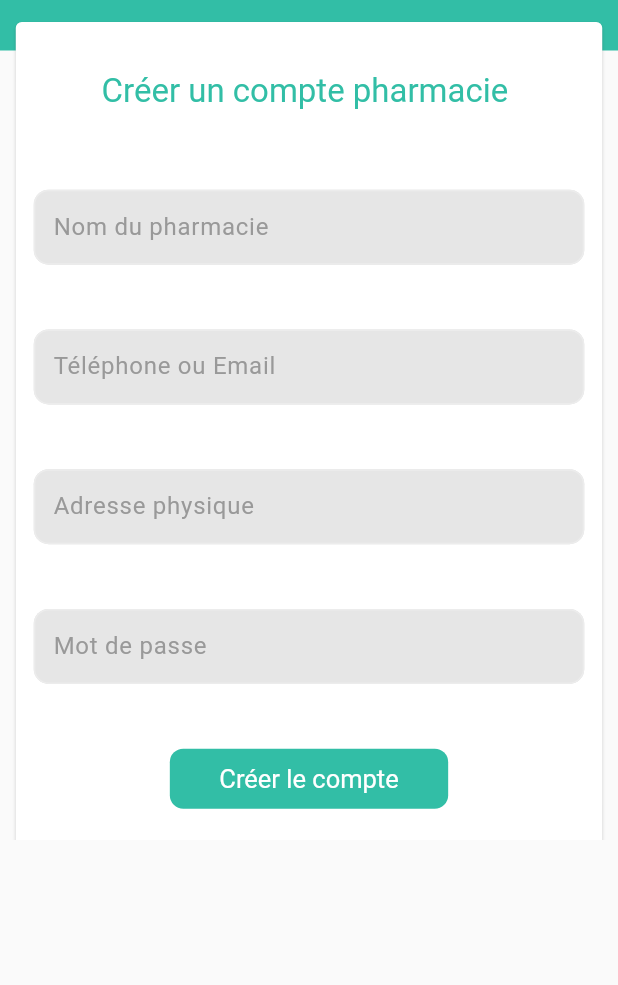
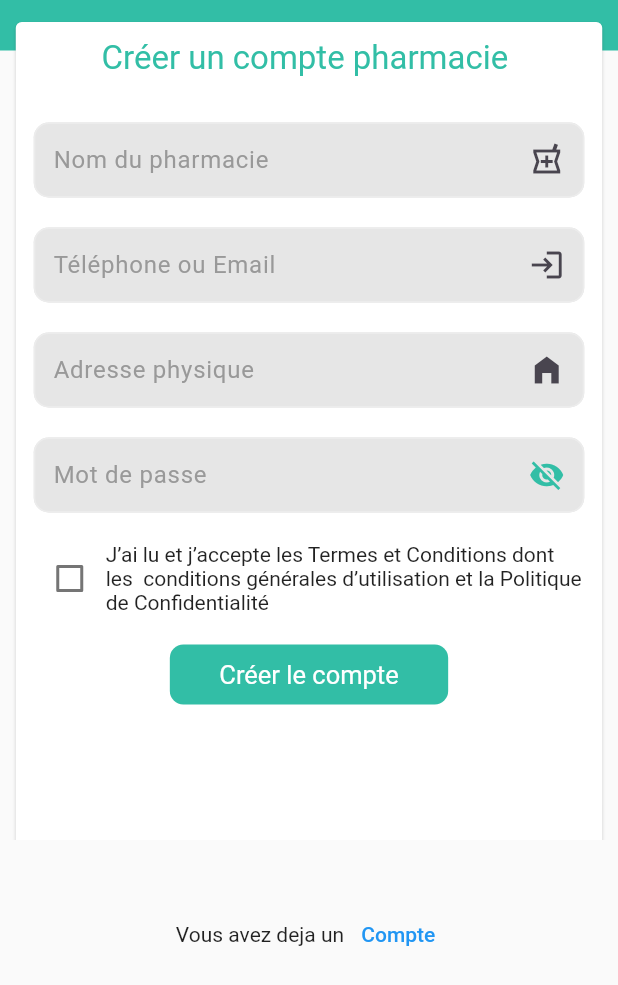
Before and after one commit to marien002/opharma, a Flutter app: the screen it shows after launch, on a phone screen of 412 x 824 dp, the part 251-1236 px from its top. Run offline on Flutter 3.47's test engine with Material 3 defaults, Android fonts, the phone set to English and light mode, and no system bars; our stand-ins replace flutter_map, flutter_riverpod, fluttertoast, geolocator, google_maps_flutter, latlong2 and 4 more; missing offline and left inert: colorful_circular_progress_indicator, dart:ffi, flutter_regex, flutter_ringtone_player; accounts and stored records are empty.

Commit message:
correction de champs et des messages, rajout de icon dans input

```diff
--- a/lib/view/componentGenerale/InputCostom.dart
+++ b/lib/view/componentGenerale/InputCostom.dart
@@ -11,6 +11,7 @@ class InputCostom {
   double elevation;
   var type;
   var estcache = false;
+  Widget icon;
   var exp=RegExp(r'^[A-Za-z]+$');
   var isvalid=true;
   String Name="";
@@ -30,8 +31,10 @@ class InputCostom {
     this.estcache = false,
     this.couleurBorder = Colors.white24,
     this.elevation = 0,
-    this.valeurInterne=""
-  });
+    Widget? icon,
+    this.valeurInterne="",
+
+  }) : this.icon = icon ?? const Icon(Icons.verified_outlined);
 
   ValueAf(){
 
@@ -79,6 +82,7 @@ class InputCostom {
                   },
 
                   decoration: InputDecoration(
+                    suffixIcon: this.icon,
                     fillColor: Colors.blue,
                     errorText: isvalid?null:"error",
 
--- a/lib/view/pharmacie/pageEnregistrement.dart
+++ b/lib/view/pharmacie/pageEnregistrement.dart
@@ -1,7 +1,9 @@
 import 'package:flutter/material.dart';
+import 'package:fluttertoast/fluttertoast.dart';
 import '../../controlers/controler_pharmacie.dart';
 import '../../controlers/controllerAuth.dart';
 import 'package:opharma/elper/navigation.dart';
+import '../auth/pageAuthentificationPharma.dart';
 import '../componentGenerale/ButtonCostom.dart';
 import '../componentGenerale/Combobox.dart';
 import '../componentGenerale/InputCostom.dart';
@@ -18,11 +20,14 @@ class pageEnregistrement extends StatefulWidget {
   static String longitude="";
   static String latitude="";
 
+
   @override
   State<pageEnregistrement> createState() => pageEnregistrementState();
 }
 class pageEnregistrementState extends State<pageEnregistrement> {
   Position? _currentPosition;
+  bool etat = false;
+  bool pswdVisible = false;
   @override
   Widget build(BuildContext context) {
     var h=MediaQuery.of(context).size;
@@ -37,21 +42,33 @@ class pageEnregistrementState extends State<pageEnregistrement> {
 
     InputCostom nomPharma=InputCostom(Name:"nomPharma",lar:longInp,long:largInp,
         value: "Nom du pharmacie",
-        couleur:colorInput
+        couleur:colorInput,
+        icon: Icon(Icons.local_pharmacy_outlined)
     );
     InputCostom adresse=InputCostom(Name:"Adresse_physique",lar:longInp,long:largInp,
         value: "Adresse physique",
-        couleur:colorInput
+        couleur:colorInput,
+      icon: Icon(Icons.home_filled)
+
     );
 
 
     InputCostom login=InputCostom(Name:"login",lar:longInp,long:largInp,
         value: "Téléphone ou Email",
-        couleur:colorInput
+        couleur:colorInput,
+        icon: Icon(Icons.login)
     );
     InputCostom motDePasse=InputCostom(Name:"motDePasse",lar:longInp,long:largInp,
         value: "Mot de passe",
-        couleur:colorInput
+        couleur:colorInput,
+        icon: IconButton(onPressed: (){
+        setState(() {
+          pswdVisible = !pswdVisible;
+        });
+      }, icon: pswdVisible ?Icon( Icons.visibility ,color: Color.fromRGBO(50, 190, 166, 1)) :Icon( Icons.visibility_off,color: Color.fromRGBO(50, 190, 166, 1))),
+
+      estcache: pswdVisible,
+
     );
     InputCostom motDePasseConfirmation=InputCostom(Name:"motDePasseConfirmation",lar:longInp,long:largInp,
         value: "confirmer votre mot de passe",
@@ -67,6 +84,10 @@ class pageEnregistrementState extends State<pageEnregistrement> {
             text: "",
             logo: null
         ).Demarrer(),
+      bottomNavigationBar: Padding(
+        padding: const EdgeInsets.symmetric(vertical: 10),
+        child: _authentification(),
+      ),
 
        body:Base(
           content: Column(
@@ -74,14 +95,73 @@ class pageEnregistrementState extends State<pageEnregistrement> {
               blockEnregistrement(
                 "Créer un compte pharmacie ",
                 [
+                  SizedBox(height: 20,),
                   nomPharma.lancer(),
+                  SizedBox(height: 20,),
                  login.lancer(),
+                  SizedBox(height: 20,),
                   adresse.lancer(),
+                  SizedBox(height: 20,),
                  motDePasse.lancer(),
-
+                  SizedBox(height: 20,),
+                  _checkBox(),
+                  SizedBox(height: 20,),
 
                   ButtonCostom("Créer le compte",colorButton,(){
-                    _getCurrentPosition();
+                    if(nomPharma.ValueAf() == null || nomPharma.ValueAf().isEmpty ||
+                        adresse.ValueAf() == null || adresse.ValueAf().isEmpty ||
+                        login.ValueAf() == null || login.ValueAf().isEmpty ||
+                        motDePasse.ValueAf() == null || motDePasse.ValueAf().isEmpty) {
+                      Fluttertoast.showToast(
+                        msg: "Veuillez remplir tous les champs obligatoires.",
+                        toastLength: Toast.LENGTH_SHORT,
+                        gravity: ToastGravity.TOP,
+                        backgroundColor: Colors.redAccent,
+                        textColor: Colors.white,
+                        fontSize: 16.0,
+                      );
+                      return;
+                    }
+                    // Validation du login (email ou numéro de téléphone)
+                    final emailRegex = RegExp(r"^[a-zA-Z0-9.a-zA-Z0-9.!#$%&'*+/=?^_`{|}~-]+@[a-zA-Z0-9]+\.[a-zA-Z]+");
+                    final phoneRegex = RegExp(r"^\+?[0-9]{10,15}$"); // Accepte un numéro international ou national
+
+                    if (!emailRegex.hasMatch(login.ValueAf()) && !phoneRegex.hasMatch(login.ValueAf())) {
+                      Fluttertoast.showToast(
+                        msg: "Veuillez entrer un email ou un numéro de téléphone valide.",
+                        toastLength: Toast.LENGTH_SHORT,
+                        gravity: ToastGravity.TOP,
+                        backgroundColor: Colors.orangeAccent,
+                        textColor: Colors.white,
+                        fontSize: 16.0,
+                      );
+                      return;
+                    }
+                    // Validation du mot de passe
+                    final passwordRegex = RegExp(r'^(?=.*?[!@#\$&*~]).{8,}$'); // Au moins 8 caractères et un caractère spécial
+                    if (!passwordRegex.hasMatch(motDePasse.ValueAf())) {
+                      Fluttertoast.showToast(
+                        msg: "Le mot de passe doit contenir au moins 8 caractères et un caractère spécial.",
+                        toastLength: Toast.LENGTH_SHORT,
+                        gravity: ToastGravity.TOP,
+                        backgroundColor: Colors.orangeAccent,
+                        textColor: Colors.white,
+                        fontSize: 16.0,
+                      );
+                      return;
+                    }
+
+                    else{
+                      Fluttertoast.showToast(
+                        msg: "Compte créé avec succès !",
+                        toastLength: Toast.LENGTH_SHORT,
+                        gravity: ToastGravity.TOP,
+                        backgroundColor: Colors.green,
+                        textColor: Colors.white,
+                        fontSize: 16.0,
+                      );
+                      print("${_currentPosition?.latitude}   ${_currentPosition?.longitude}");
+
                     Controler_pharmacie(context).Enregistrer(
                        nom_pharmacie:  nomPharma.ValueAf(),
                         adresse_physique: adresse.ValueAf(),
@@ -90,6 +170,7 @@ class pageEnregistrementState extends State<pageEnregistrement> {
                         latitude: "${_currentPosition?.latitude}",
                         longitude: "${_currentPosition?.longitude}",
                 );
+                      };
                   },rad: 9).lancer()
 
 
@@ -104,6 +185,38 @@ class pageEnregistrementState extends State<pageEnregistrement> {
     );
 
   }
+  _authentification() {
+    return Row(
+        mainAxisAlignment: MainAxisAlignment.center,
+        children: [
+          Text(" Vous avez deja un "),
+          TextButton(onPressed: () {
+            navigation(context,pageAuthentificationPharma());
+          },
+              child: Text("Compte",
+               // style: GoogleFonts.montserrat(color: MyColor.c1),
+              ))
+        ]);
+  }
+  Widget _checkBox() {
+    return Row(
+      mainAxisAlignment: MainAxisAlignment.center,
+      children: [
+        Checkbox(value: etat, onChanged: (value) {
+          setState(() {
+
+          });
+          etat = !etat;
+          _getCurrentPosition();
+        }, activeColor: Color.fromRGBO(50, 190, 166, 1),),
+        Expanded(
+          child: Text("J’ai lu et j’accepte les Termes et Conditions dont "
+              "les  conditions générales d’utilisation et la Politique de Confidentialité",
+            maxLines: 3, ),
+        )
+      ],);
+  }
+
   // Méthode pour obtenir la position de l'utilisateur
   Future<void> _getCurrentPosition() async {
     bool serviceEnabled;
@@ -163,8 +276,8 @@ Widget  blockEnregistrement(String title,List<Widget> element,{tailleT=60}){
     child:Padding(
       padding: EdgeInsets.only(left: 10,right: 10,bottom: 10),
       child: Column(
-        mainAxisSize: MainAxisSize.max,
-        mainAxisAlignment: MainAxisAlignment.spaceAround,
+        mainAxisSize: MainAxisSize.min,
+        mainAxisAlignment: MainAxisAlignment.start,
         children: element,
       ),
     ) ,
```
